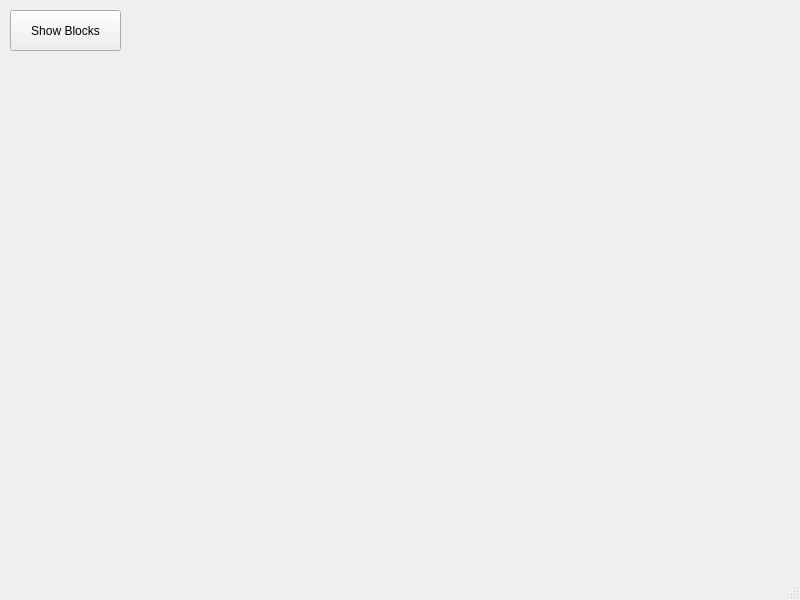
Above: src/mainwindoweditor.ui from leSamo/ICP before the change. Below: the same form after it.
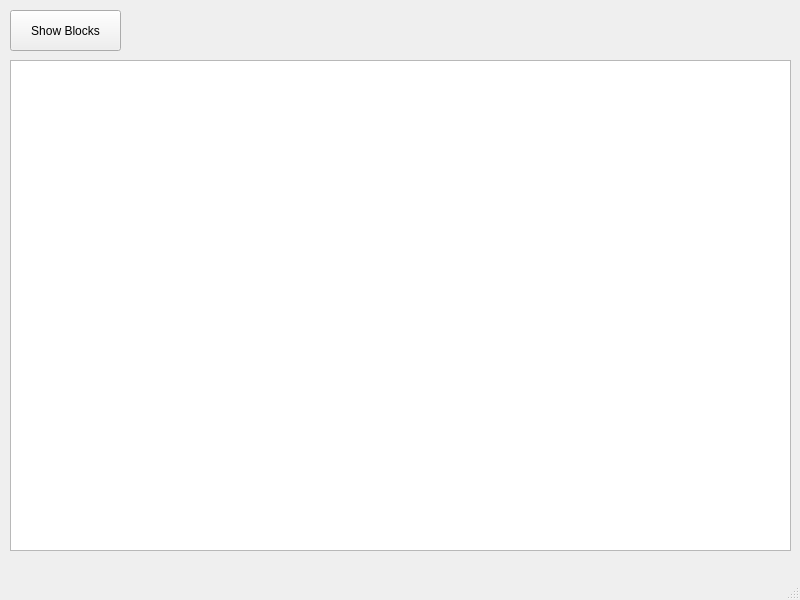
That is the form after the change.

```diff
--- a/src/mainwindoweditor.ui
+++ b/src/mainwindoweditor.ui
@@ -33,16 +33,16 @@
      <string>Show Blocks</string>
     </property>
    </widget>
-  </widget>
-  <widget class="QMenuBar" name="menubar">
+   <widget class="QGraphicsView" name="graphicsView">
    <property name="geometry">
     <rect>
-     <x>0</x>
-     <y>0</y>
-     <width>800</width>
-     <height>24</height>
-    </rect>
-   </property>
+      <x>10</x>
+      <y>60</y>
+      <width>781</width>
+      <height>491</height>
+     </rect>
+    </property>
+   </widget>
   </widget>
   <widget class="QStatusBar" name="statusbar"/>
  </widget>
```
Left out of the diff: 2 changed lines with no effect on the pictures. Lines whose indentation alone changed are shown as unchanged.
